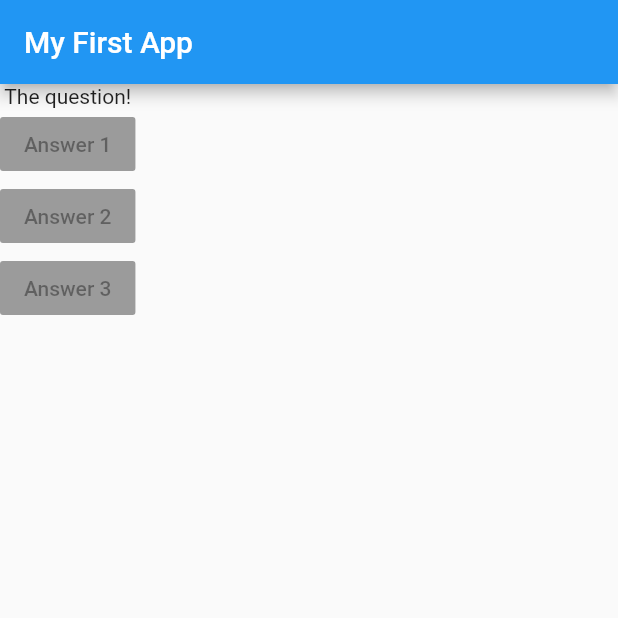
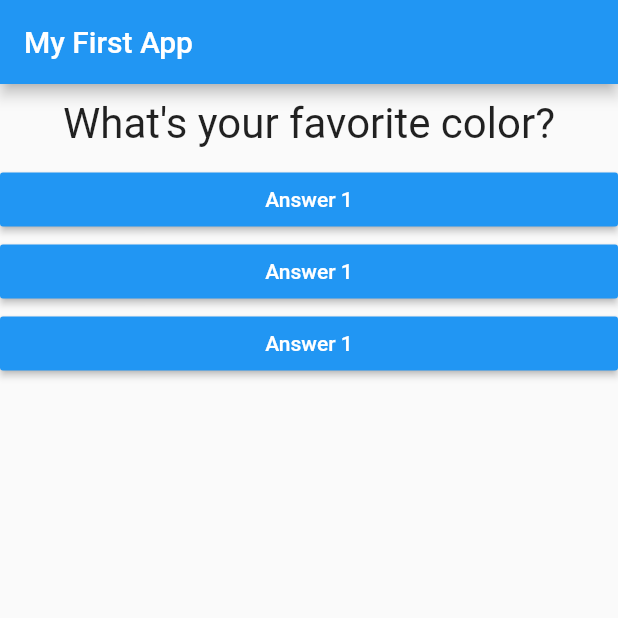
Before and after one commit to foccoland/flutter_complete_guide, a Flutter app: the screen it shows after launch, on a phone screen of 412 x 824 dp, the top half of it. Run offline on Flutter 3.47's test engine with Material 2 defaults, Android fonts, the phone set to English and light mode, and no system bars.

Commit message:
Created separated widget for questions and answers

```diff
--- /dev/null
+++ b/lib/answer.dart
@@ -0,0 +1,20 @@
+import 'package:flutter/material.dart';
+
+class Answer extends StatelessWidget {
+  final Function selectHandler;
+
+  Answer(this.selectHandler);
+
+  @override
+  Widget build(BuildContext context) {
+    return Container(
+      width: double.infinity,
+      child: RaisedButton(
+        color: Colors.blue,
+        textColor: Colors.white,
+        child: Text('Answer 1'),
+        onPressed: selectHandler,
+      ),
+    );
+  }
+}
--- a/lib/main.dart
+++ b/lib/main.dart
@@ -1,4 +1,7 @@
 import 'package:flutter/material.dart';
+
+import './question.dart';
+import './answer.dart';
 
 // void main() {
 //   runApp(MyApp());
@@ -6,12 +9,39 @@ import 'package:flutter/material.dart';
 
 void main() => runApp(MyApp());
 
-class MyApp extends StatelessWidget {
+class MyApp extends StatefulWidget {
+  @override
+  State<StatefulWidget> createState() {
+    // TODO: implement createState
+    return _MyAppState();
+  }
+}
+
+class _MyAppState extends State<MyApp> {
+  var _questionIndex = 0;
+
+  void _answerQuestion() {
+    setState(() {
+      _questionIndex = _questionIndex + 1;
+    });
+    print(_questionIndex);
+  }
+
   @override
   Widget build(BuildContext context) {
     var questions = [
-      'What\'s your favorite color?',
-      'What\'s your favorite animal?',
+      {
+        'questionText': 'What\'s your favorite color?',
+        'answers': ['Black', 'Red', 'Green', 'White'],
+      },
+      {
+        'questionText': 'What\'s your favorite animal?',
+        'answers': ['Rabbit', 'Snake', 'Elephant', 'Lion'],
+      },
+      {
+        'questionText': 'What\'s your favorite instructor?',
+        'answers': ['Max', 'Max', 'Max', 'Max'],
+      },
     ];
     return MaterialApp(
       home: Scaffold(
@@ -20,19 +50,12 @@ class MyApp extends StatelessWidget {
         ),
         body: Column(
           children: [
-            Text('The question!'),
-            RaisedButton(
-              child: Text('Answer 1'),
-              onPressed: null,
+            Question(
+              questions[_questionIndex]['questionText'],
             ),
-            RaisedButton(
-              child: Text('Answer 2'),
-              onPressed: null,
-            ),
-            RaisedButton(
-              child: Text('Answer 3'),
-              onPressed: null,
-            ),
+            Answer(_answerQuestion),
+            Answer(_answerQuestion),
+            Answer(_answerQuestion),
           ],
         ),
       ),
--- /dev/null
+++ b/lib/question.dart
@@ -0,0 +1,20 @@
+import 'package:flutter/material.dart';
+
+class Question extends StatelessWidget {
+  final String questionText;
+
+  Question(this.questionText);
+
+  @override
+  Widget build(BuildContext context) {
+    return Container(
+      width: double.infinity,
+      margin: EdgeInsets.all(10),
+      child: Text(
+        questionText,
+        style: TextStyle(fontSize: 28),
+        textAlign: TextAlign.center,
+      ),
+    );
+  }
+}
```
